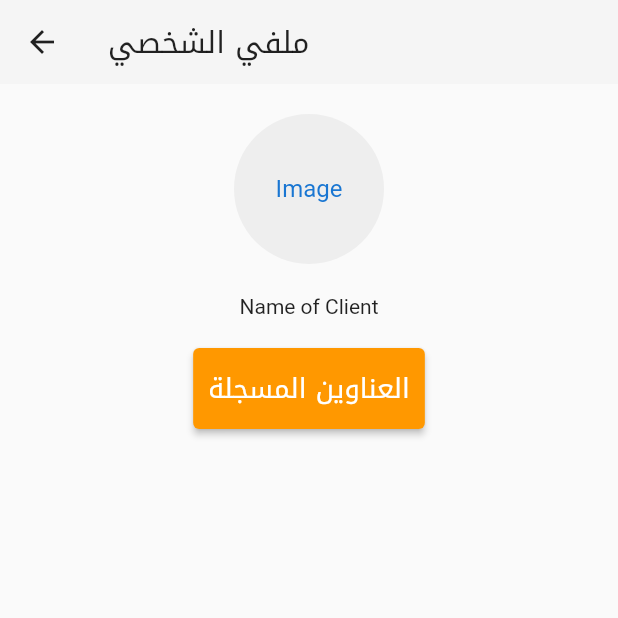
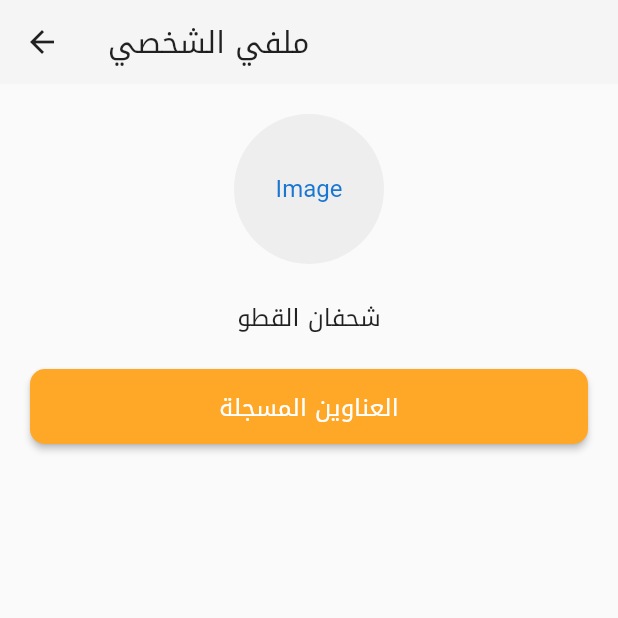
Before and after one commit to hussainxgit/diva, a Flutter app: the Profile screen opened directly, on a phone screen of 412 x 824 dp, the top half of it. Run offline on Flutter 3.47's test engine with Material 2 defaults, Android fonts, the phone set to English and light mode, and no system bars; our stand-ins replace carousel_pro, cloud_firestore, firebase_auth, firebase_core; missing offline and left inert: myfatoorah_flutter; accounts and stored records are empty; network calls fail.

Commit message:
profile fixing design layout.

```diff
--- a/lib/profile.dart
+++ b/lib/profile.dart
@@ -31,19 +31,22 @@ class Profile extends StatelessWidget {
           const Padding(
             padding: EdgeInsets.all(10),
           ),
-          const Text('Name of Client'),
-          const Padding(
-            padding: EdgeInsets.all(10),
-          ),
+          const Text('شحفان القطو', style: TextStyle(fontSize: 16,fontFamily: 'Droid'),),
+
           Center(
+            child: Container(
+              width: double.infinity,
+              margin: const EdgeInsets.all(20),
+              //padding: EdgeInsets.all(20),
               child: ElevatedButton(
                 style: ElevatedButton.styleFrom(
-                primary: Colors.orange,
+                    primary: Colors.orange[400],
                     onPrimary: Colors.white,
-                padding: const EdgeInsets.all(10),
-                textStyle: const TextStyle(fontFamily: 'Droid',
-                fontSize: 18,)
-              ),
+                    padding: const EdgeInsets.all(10.0),
+                    textStyle: const TextStyle(fontFamily: 'Droid',fontSize: 16),
+                    shape: RoundedRectangleBorder(
+                      borderRadius: BorderRadius.circular(10),
+                    )),
                 onPressed: () {
                   Navigator.push(
                     context,
@@ -52,6 +55,7 @@ class Profile extends StatelessWidget {
                 },
                 child: const Text('العناوين المسجلة'),
               ),
+            ),
           )
         ],
       ),
```
Lines whose indentation alone changed are shown as unchanged.
